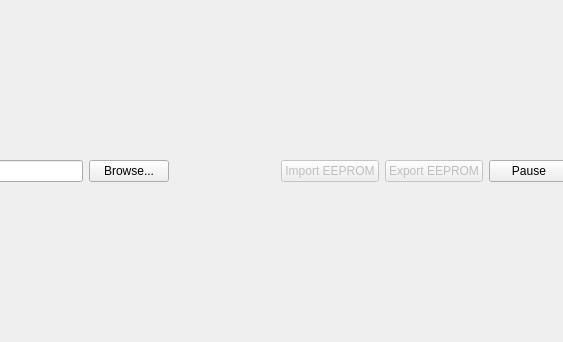
Above: src/LorrisTerminal/lorristerminal.ui from Tasssadar/Lorris before the change; both pictures show x 414 to 977 and y 0 to 342 of the 1080 by 342 pixel window. Below: the same form after it.
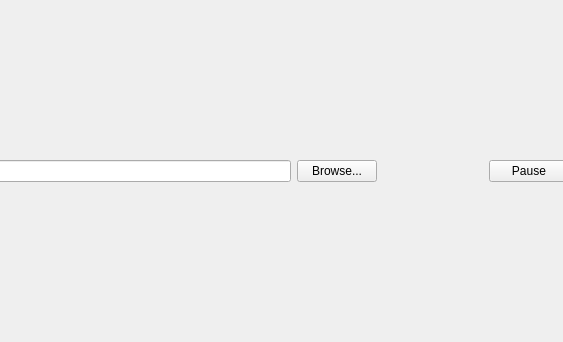
That is the form after the change.

Commit message: [120] Move EEPROM import&export to top menu bar

Diff of the .ui file:
```diff
--- a/src/LorrisTerminal/lorristerminal.ui
+++ b/src/LorrisTerminal/lorristerminal.ui
@@ -63,26 +63,6 @@
        </property>
       </widget>
      </item>
-     <item>
-      <widget class="QPushButton" name="importButton">
-       <property name="enabled">
-        <bool>false</bool>
-       </property>
-       <property name="text">
-        <string>Import EEPROM</string>
-       </property>
-      </widget>
-     </item>
-     <item>
-      <widget class="QPushButton" name="exportButton">
-       <property name="enabled">
-        <bool>false</bool>
-       </property>
-       <property name="text">
-        <string>Export EEPROM</string>
-       </property>
-      </widget>
-     </item>
      <item>
       <widget class="QPushButton" name="pauseButton">
        <property name="text">
```
The commit also changes 3 other files.
